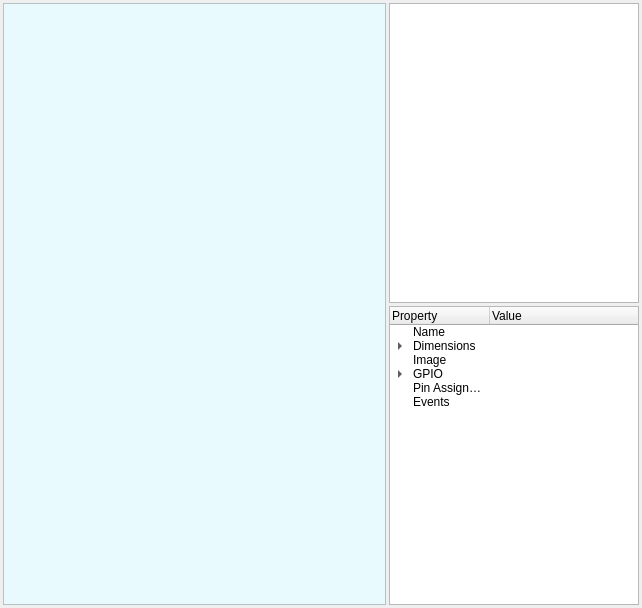
First picture: the form in src/hardwarelayoutwidget.ui, repository clixx-io/kayeiot, before the edit.
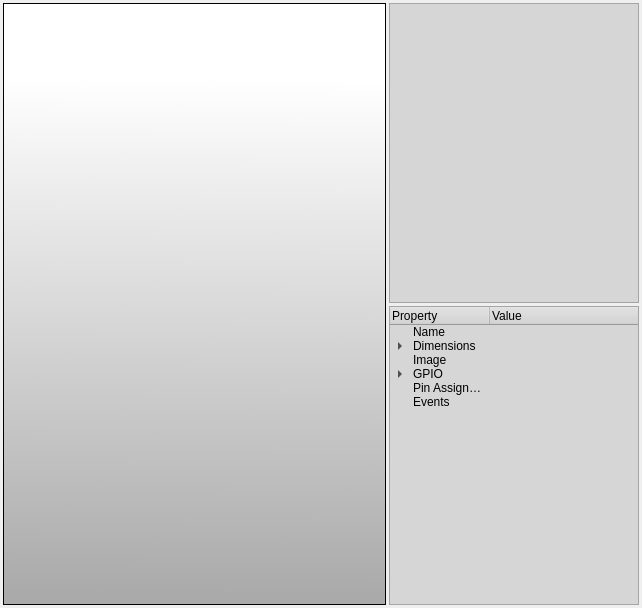
Second picture: the form after the edit.

Patch:
```diff
--- a/src/hardwarelayoutwidget.ui
+++ b/src/hardwarelayoutwidget.ui
@@ -44,7 +44,7 @@
       </size>
      </property>
      <property name="styleSheet">
-      <string notr="true">background-color: rgb(233, 250, 255);</string>
+      <string notr="true">background-color: qlineargradient(spread:pad, x1:0.484, y1:0.982955, x2:0.489, y2:0.125, stop:0 rgba(170, 170, 170, 255), stop:1 rgba(255, 255, 255, 255));</string>
      </property>
     </widget>
    </item>
@@ -58,6 +58,9 @@
          <height>16777215</height>
         </size>
        </property>
+       <property name="styleSheet">
+        <string notr="true">background-color: rgb(214, 214, 214);</string>
+       </property>
       </widget>
      </item>
      <item>
@@ -74,6 +77,9 @@
          <height>16777215</height>
         </size>
        </property>
+       <property name="styleSheet">
+        <string notr="true">background-color: rgb(214, 214, 214);</string>
+       </property>
        <column>
         <property name="text">
          <string>Property</string>
```
